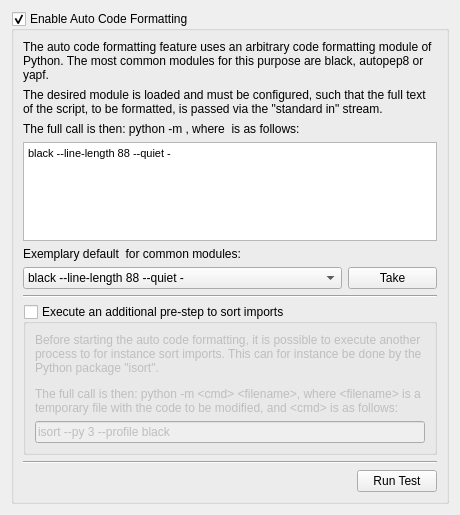
First picture: the form in Qitom/ui/widgetPropEditorAutoCodeFormat.ui, repository itom-project/itom, before the edit.
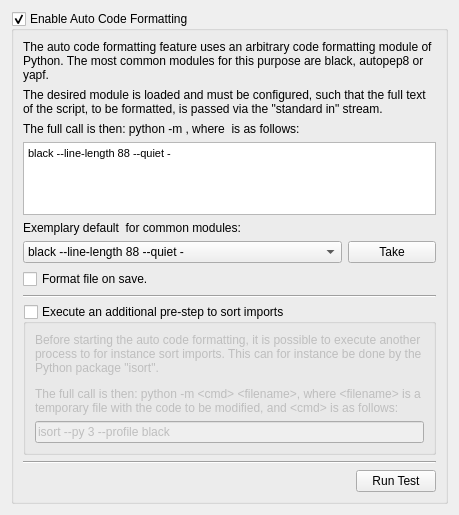
Second picture: the form after the edit.

Commit message: added autoCodeFormatOnSave settings

Patch:
```diff
--- a/Qitom/ui/widgetPropEditorAutoCodeFormat.ui
+++ b/Qitom/ui/widgetPropEditorAutoCodeFormat.ui
@@ -6,7 +6,7 @@
    <rect>
     <x>0</x>
     <y>0</y>
-    <width>460</width>
+    <width>459</width>
     <height>515</height>
    </rect>
   </property>
@@ -54,10 +54,13 @@
        <widget class="QTextEdit" name="txtCmd">
         <property name="html">
          <string>&lt;!DOCTYPE HTML PUBLIC &quot;-//W3C//DTD HTML 4.0//EN&quot; &quot;http://www.w3.org/TR/REC-html40/strict.dtd&quot;&gt;
-&lt;html&gt;&lt;head&gt;&lt;meta name=&quot;qrichtext&quot; content=&quot;1&quot; /&gt;&lt;style type=&quot;text/css&quot;&gt;
+&lt;html&gt;&lt;head&gt;&lt;meta name=&quot;qrichtext&quot; content=&quot;1&quot; /&gt;&lt;meta charset=&quot;utf-8&quot; /&gt;&lt;style type=&quot;text/css&quot;&gt;
 p, li { white-space: pre-wrap; }
-&lt;/style&gt;&lt;/head&gt;&lt;body style=&quot; font-family:'MS Shell Dlg 2'; font-size:8.25pt; font-weight:400; font-style:normal;&quot;&gt;
-&lt;p style=&quot; margin-top:0px; margin-bottom:0px; margin-left:0px; margin-right:0px; -qt-block-indent:0; text-indent:0px;&quot;&gt;&lt;span style=&quot; font-size:8pt;&quot;&gt;black --line-length 88 --quiet -&lt;/span&gt;&lt;/p&gt;&lt;/body&gt;&lt;/html&gt;</string>
+hr { height: 1px; border-width: 0; }
+li.unchecked::marker { content: &quot;\2610&quot;; }
+li.checked::marker { content: &quot;\2612&quot;; }
+&lt;/style&gt;&lt;/head&gt;&lt;body style=&quot; font-family:'Segoe UI'; font-size:9pt; font-weight:400; font-style:normal;&quot;&gt;
+&lt;p style=&quot; margin-top:0px; margin-bottom:0px; margin-left:0px; margin-right:0px; -qt-block-indent:0; text-indent:0px;&quot;&gt;&lt;span style=&quot; font-family:'MS Shell Dlg 2'; font-size:8pt;&quot;&gt;black --line-length 88 --quiet -&lt;/span&gt;&lt;/p&gt;&lt;/body&gt;&lt;/html&gt;</string>
         </property>
         <property name="acceptRichText">
          <bool>false</bool>
@@ -106,6 +109,13 @@
         </item>
        </layout>
       </item>
+      <item>
+       <widget class="QCheckBox" name="checkBoxFormatOnSave">
+        <property name="text">
+         <string>Format file on save.</string>
+        </property>
+       </widget>
+      </item>
       <item>
        <widget class="Line" name="line_2">
         <property name="orientation">
```
Left out of the diff: 6 changed lines with no effect on the pictures. The commit also changes 5 other files.
